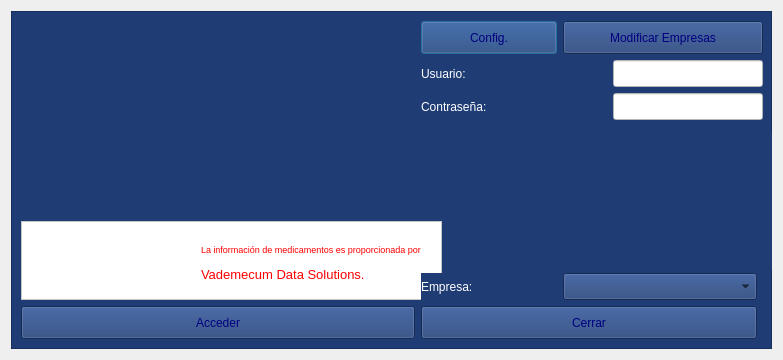
The window that login.ui (arcnexus/RedFoX) describes before a commit, drawn with Qt 5.
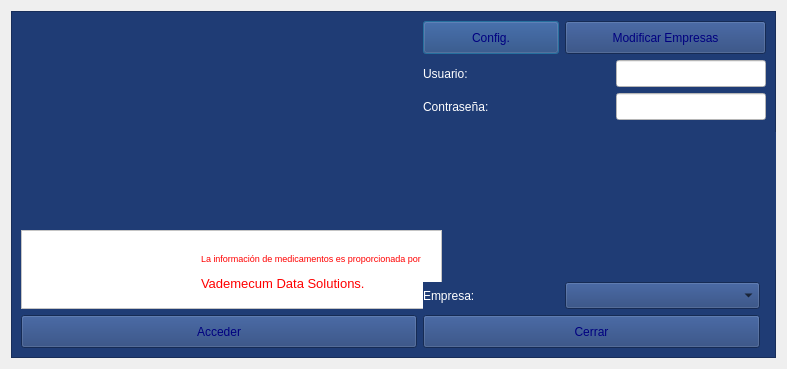
The same window after the commit. Icons and pictures are not drawn.

```diff
--- a/login.ui
+++ b/login.ui
@@ -9,14 +9,14 @@
    <rect>
     <x>0</x>
     <y>0</y>
-    <width>783</width>
-    <height>360</height>
+    <width>787</width>
+    <height>369</height>
    </rect>
   </property>
   <property name="minimumSize">
    <size>
-    <width>0</width>
-    <height>191</height>
+    <width>787</width>
+    <height>369</height>
    </size>
   </property>
   <property name="contextMenuPolicy">
@@ -697,19 +697,6 @@
         </property>
        </widget>
       </item>
-      <item row="3" column="2">
-       <spacer name="horizontalSpacer_2">
-        <property name="orientation">
-         <enum>Qt::Horizontal</enum>
-        </property>
-        <property name="sizeHint" stdset="0">
-         <size>
-          <width>40</width>
-          <height>20</height>
-         </size>
-        </property>
-       </spacer>
-      </item>
       <item row="2" column="3">
        <spacer name="verticalSpacer">
         <property name="orientation">
@@ -911,6 +898,19 @@
         </property>
        </widget>
       </item>
+      <item row="4" column="2">
+       <spacer name="horizontalSpacer_2">
+        <property name="orientation">
+         <enum>Qt::Horizontal</enum>
+        </property>
+        <property name="sizeHint" stdset="0">
+         <size>
+          <width>40</width>
+          <height>20</height>
+         </size>
+        </property>
+       </spacer>
+      </item>
      </layout>
      <zorder>label_5</zorder>
      <zorder>pushButton</zorder>
```
Left out of the diff: 2 changed lines with no effect on the pictures.
